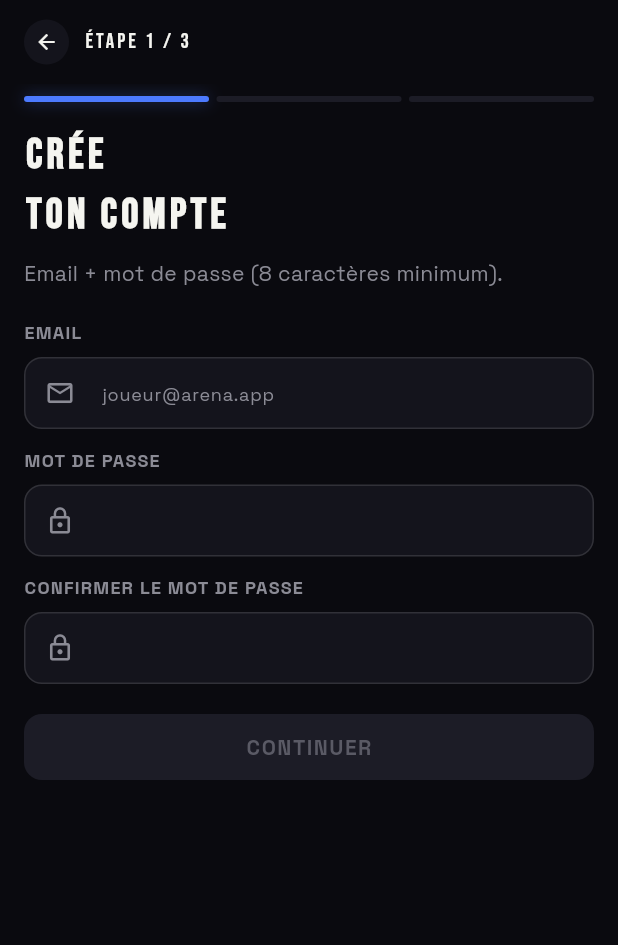
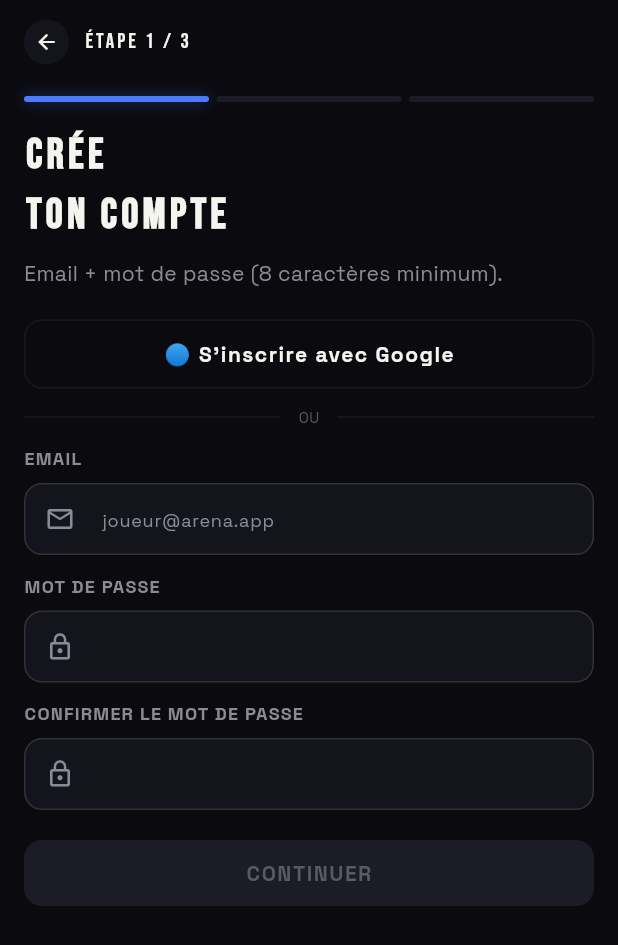
Before and after one commit to armel4011/arena_efooball, a Flutter app: the RegisterUserScreen screen opened directly, on a phone screen of 412 x 824 dp. Shown: the top 945 px of the screen. Run offline on Flutter 3.47's test engine with Material 3 defaults, Android fonts, the phone set to English and light mode, and no system bars; our stand-ins replace app_links, file_picker, firebase_core, firebase_messaging, flutter_animate, flutter_dotenv and 11 more; missing offline and left inert: agora_rtc_engine, app_usage, flutter_overlay_window, installed_apps; accounts and stored records are empty; network calls fail.

Commit message:
feat(auth): bouton Google sur inscription + retrait Apple placeholder
- Ajoute "S'inscrire avec Google" en haut du step 0 du wizard register
  (réutilise GoogleSsoController : profil minimal créé au 1er Google
  sign-in → router redirige vers /cgu-acceptance qui force les CGU).
- Retire le bouton Apple du login screen (placeholder snackbar gênant
  tant que le compte Apple Developer n'est pas activé).

Co-Authored-By: Claude Opus 4.7 (1M context) <noreply@anthropic.com>

```diff
--- a/lib/features_user/auth/register_user_screen.dart
+++ b/lib/features_user/auth/register_user_screen.dart
@@ -99,13 +99,21 @@ class _RegisterUserScreenState extends ConsumerState<RegisterUserScreen> {
     }
   }
 
+  Future<void> _submitGoogle() async {
+    FocusScope.of(context).unfocus();
+    await ref.read(googleSsoControllerProvider.notifier).signIn();
+  }
+
   @override
   Widget build(BuildContext context) {
     final state = ref.watch(signUpControllerProvider);
-    final isLoading = state.isLoading;
+    final googleState = ref.watch(googleSsoControllerProvider);
+    final isLoading = state.isLoading || googleState.isLoading;
     final errorMessage = state.hasError
         ? authFailureToMessage(_asFailure(state.error))
-        : null;
+        : googleState.hasError
+            ? authFailureToMessage(_asFailure(googleState.error))
+            : null;
 
     return Scaffold(
       appBar: ArenaAppBar(
@@ -135,6 +143,8 @@ class _RegisterUserScreenState extends ConsumerState<RegisterUserScreen> {
                     passwordCtrl: _passwordCtrl,
                     passwordConfirmCtrl: _passwordConfirmCtrl,
                     onNext: _next,
+                    onGoogle: _submitGoogle,
+                    googleLoading: googleState.isLoading,
                     isLoading: isLoading,
                   ),
                 1 => _ProfileStep(
@@ -177,6 +187,8 @@ class _AccountStep extends StatelessWidget {
     required this.passwordCtrl,
     required this.passwordConfirmCtrl,
     required this.onNext,
+    required this.onGoogle,
+    required this.googleLoading,
     required this.isLoading,
   });
 
@@ -184,6 +196,8 @@ class _AccountStep extends StatelessWidget {
   final TextEditingController passwordCtrl;
   final TextEditingController passwordConfirmCtrl;
   final VoidCallback onNext;
+  final Future<void> Function() onGoogle;
+  final bool googleLoading;
   final bool isLoading;
 
   String? _emailError(String value) {
@@ -219,6 +233,17 @@ class _AccountStep extends StatelessWidget {
       child: Column(
         crossAxisAlignment: CrossAxisAlignment.stretch,
         children: [
+          ArenaButton(
+            label: "🔵 S'inscrire avec Google",
+            fullWidth: true,
+            size: ArenaButtonSize.large,
+            variant: ArenaButtonVariant.secondary,
+            isLoading: googleLoading,
+            onPressed: isLoading ? null : onGoogle,
+          ),
+          const SizedBox(height: ArenaSpacing.md),
+          const _OrDivider(),
+          const SizedBox(height: ArenaSpacing.md),
           ArenaTextField(
             label: 'EMAIL',
             hint: 'joueur@arena.app',
@@ -604,6 +629,25 @@ class _StepShell extends StatelessWidget {
   }
 }
 
+class _OrDivider extends StatelessWidget {
+  const _OrDivider();
+
+  @override
+  Widget build(BuildContext context) {
+    return Row(
+      crossAxisAlignment: CrossAxisAlignment.center,
+      children: [
+        const Expanded(child: Divider(color: ArenaColors.border, height: 1)),
+        Padding(
+          padding: const EdgeInsets.symmetric(horizontal: ArenaSpacing.md),
+          child: Text('OU', style: ArenaText.small),
+        ),
+        const Expanded(child: Divider(color: ArenaColors.border, height: 1)),
+      ],
+    );
+  }
+}
+
 class _ErrorBanner extends StatelessWidget {
   const _ErrorBanner({required this.message});
   final String message;
```
Also changed, not shown: lib/features_user/auth/login_user_screen.dart (+0 -17 lines).
